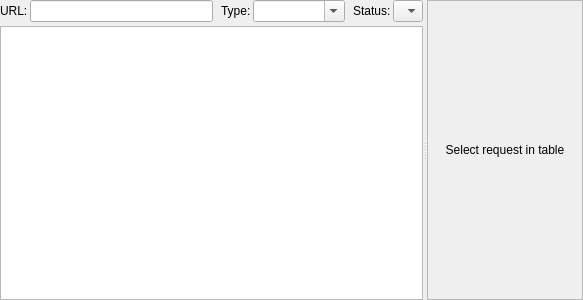
The window that src/widgets/requestsform.ui (PostMonster/postmonster) describes before a commit, drawn with Qt 5.
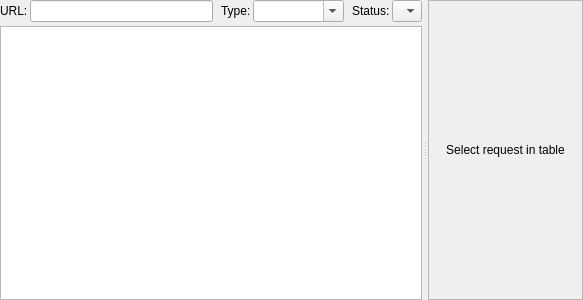
The same window after the commit. Custom widgets are drawn as their Qt base class.

Patch:
```diff
--- a/src/widgets/requestsform.ui
+++ b/src/widgets/requestsform.ui
@@ -31,6 +31,12 @@
      <property name="orientation">
       <enum>Qt::Horizontal</enum>
      </property>
+     <property name="handleWidth">
+      <number>6</number>
+     </property>
+     <property name="childrenCollapsible">
+      <bool>false</bool>
+     </property>
      <widget class="QWidget" name="verticalLayoutWidget">
       <layout class="QVBoxLayout" name="verticalLayout">
        <property name="spacing">
```
